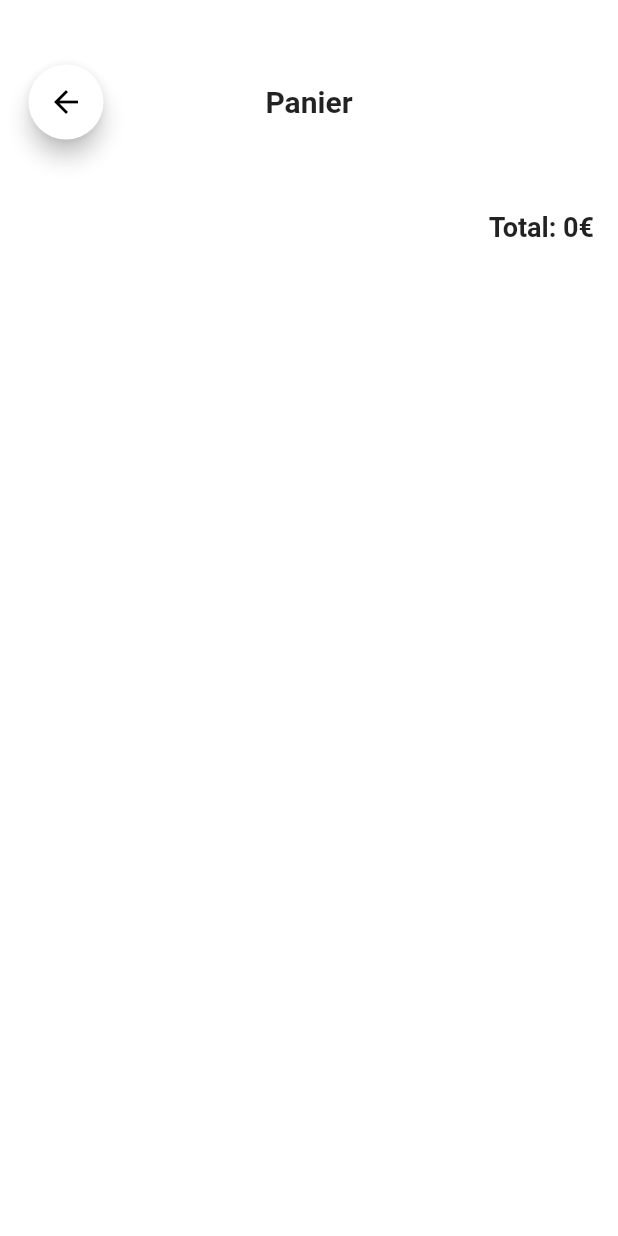
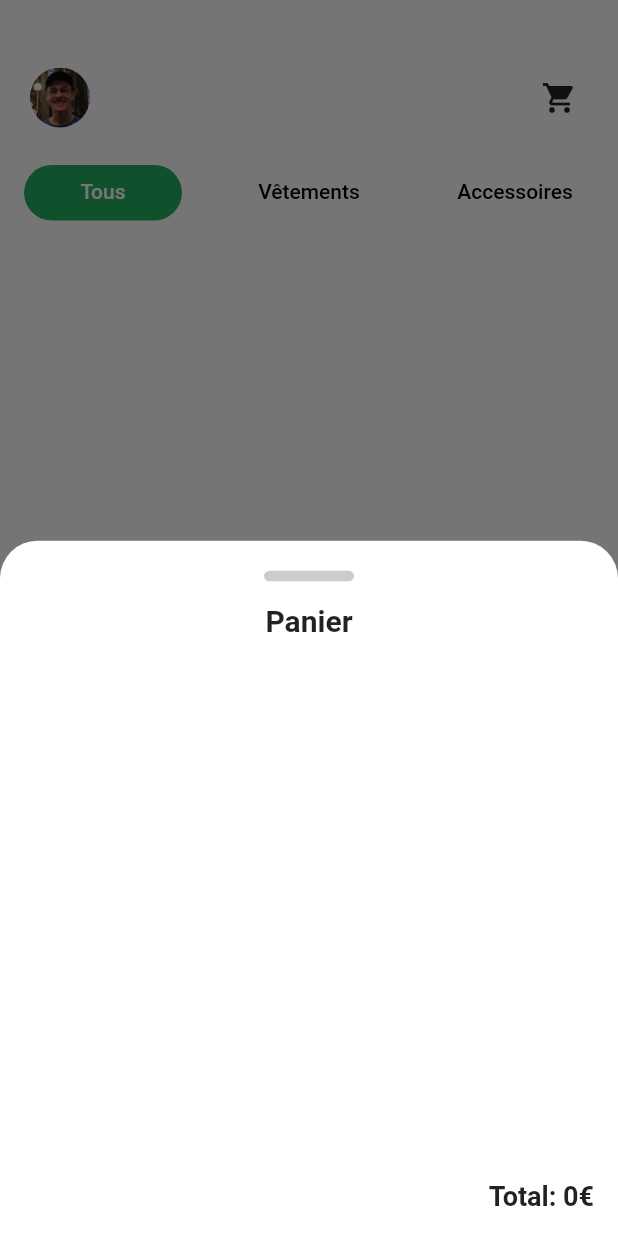
Before and after one commit to SachaBydon/tp2_dev_mobile, a Flutter app: the Home screen opened by its route, after a tap on the "shopping cart" icon, on a phone screen of 412 x 824 dp. Run offline on Flutter 3.47's test engine with Material 2 defaults, Android fonts, the phone set to English and light mode, and no system bars; our stand-ins replace cloud_firestore, firebase_auth, firebase_core, get_it, rxdart, shared_preferences; accounts and stored records are empty.

Commit message:
move basket into a modal

```diff
--- a/lib/main.dart
+++ b/lib/main.dart
@@ -51,6 +51,9 @@ class _MyAppState extends State<MyApp> {
               title: 'Vinted',
               initialRoute: (snapshot.data ?? false) ? '/home' : '/login',
               theme: ThemeData(
+                bottomSheetTheme: BottomSheetThemeData(
+                    backgroundColor: Colors.black.withOpacity(0)),
+                canvasColor: Colors.transparent,
                 colorScheme: const ColorScheme.light(
                   primary: Color(0xff26AE60),
                   secondary: Color(0xff26AE60),
--- a/lib/screens/basket.dart
+++ b/lib/screens/basket.dart
@@ -18,30 +18,40 @@ class _BasketState extends State<Basket> {
   @override
   Widget build(BuildContext context) {
     return Scaffold(
-        backgroundColor: Colors.white,
-        body: Column(
-          crossAxisAlignment: CrossAxisAlignment.start,
-          children: <Widget>[const TopBar('Panier'), renderedList()],
-        ));
-  }
-
-  Widget renderedList() {
-    var totalHeight = 50;
-    var listHeight = MediaQuery.of(context).size.height - 56 - 80 - totalHeight;
-
-    return StreamBuilder(
+        body: Container(
+            decoration: const BoxDecoration(
+                color: Colors.white,
+                borderRadius: BorderRadius.only(
+                    topLeft: Radius.circular(25),
+                    topRight: Radius.circular(25))),
+            child: StreamBuilder(
                 stream: appState.streamUser,
                 builder: (context, AsyncSnapshot<User?> userSnapshot) {
                   String userId = userSnapshot.data?.uid ?? '';
-          print('userId: ' + userId);
                   return FutureBuilder(
                       future: getBasketItems(userId),
                       builder: (context, AsyncSnapshot<List<Clothe>> snapshot) {
                         if (snapshot.connectionState == ConnectionState.done) {
                           if (snapshot.hasData) {
-                    return Wrap(children: [
+                            return Column(children: [
                               Container(
-                        constraints: BoxConstraints(maxHeight: listHeight),
+                                  margin: const EdgeInsets.only(
+                                      top: 20, bottom: 15),
+                                  height: 7,
+                                  width: 60,
+                                  decoration: BoxDecoration(
+                                      color: Colors.black.withOpacity(.2),
+                                      borderRadius: BorderRadius.all(
+                                        Radius.circular(25),
+                                      ))),
+                              Container(
+                                child: const Center(
+                                    child: Text('Panier',
+                                        style: TextStyle(
+                                            fontSize: 20,
+                                            fontWeight: FontWeight.bold))),
+                              ),
+                              Expanded(
                                 child: ListView.builder(
                                     shrinkWrap: true,
                                     itemCount: snapshot.data!.length,
@@ -49,9 +59,10 @@ class _BasketState extends State<Basket> {
                                     itemBuilder: (BuildContext context, int i) {
                                       var clothe = snapshot.data![i];
                                       return Container(
-                                margin: const EdgeInsets.only(bottom: 10),
-                                padding:
-                                    const EdgeInsets.only(top: 10, bottom: 10),
+                                        margin:
+                                            const EdgeInsets.only(bottom: 10),
+                                        padding: const EdgeInsets.only(
+                                            top: 10, bottom: 10),
                                         child: Row(
                                             mainAxisAlignment:
                                                 MainAxisAlignment.spaceBetween,
@@ -59,31 +70,41 @@ class _BasketState extends State<Basket> {
                                               Row(
                                                 children: [
                                                   Container(
-                                              margin: const EdgeInsets.only(
+                                                      margin:
+                                                          const EdgeInsets.only(
                                                               right: 10),
                                                       child: Center(
                                                           child: ClipRRect(
                                                               borderRadius:
-                                                          BorderRadius.circular(
+                                                                  BorderRadius
+                                                                      .circular(
                                                                           10),
-                                                      child: Image.network(
-                                                        snapshot.data![i].image,
+                                                              child:
+                                                                  Image.network(
+                                                                snapshot
+                                                                    .data![i]
+                                                                    .image,
                                                                 height: 50,
                                                                 width: 50,
-                                                        fit: BoxFit.cover,
+                                                                fit: BoxFit
+                                                                    .cover,
                                                               )))),
                                                   SizedBox(
-                                              height: totalHeight.toDouble(),
                                                       child: Column(
                                                     crossAxisAlignment:
-                                                    CrossAxisAlignment.start,
+                                                        CrossAxisAlignment
+                                                            .start,
                                                     mainAxisAlignment:
                                                         MainAxisAlignment
                                                             .spaceBetween,
                                                     children: [
-                                                  Text(snapshot.data![i].title,
-                                                      style: const TextStyle(
-                                                          fontSize: 20)),
+                                                      Text(
+                                                          snapshot
+                                                              .data![i].title,
+                                                          style:
+                                                              const TextStyle(
+                                                                  fontSize:
+                                                                      20)),
                                                       Text(
                                                           'Taille: ${snapshot.data![i].size}'),
                                                     ],
@@ -99,11 +120,14 @@ class _BasketState extends State<Basket> {
                                                           style: const TextStyle(
                                                               fontSize: 18,
                                                               fontWeight:
-                                                          FontWeight.bold)),
+                                                                  FontWeight
+                                                                      .bold)),
                                                       IconButton(
-                                                  icon: Icon(Icons.delete),
+                                                          icon: Icon(
+                                                              Icons.delete),
                                                           onPressed: () {
-                                                    delete(userId, clothe);
+                                                            delete(
+                                                                userId, clothe);
                                                           })
                                                     ],
                                                   ))
@@ -114,9 +138,11 @@ class _BasketState extends State<Basket> {
                               Container(
                                 padding: const EdgeInsets.all(16),
                                 alignment: Alignment.centerRight,
-                        child: Text('Total: ${getTotalPrice(snapshot.data!)}€',
+                                child: Text(
+                                    'Total: ${getTotalPrice(snapshot.data!)}€',
                                     style: const TextStyle(
-                                fontSize: 18, fontWeight: FontWeight.bold)),
+                                        fontSize: 18,
+                                        fontWeight: FontWeight.bold)),
                               )
                             ]);
                           } else {
@@ -125,13 +151,12 @@ class _BasketState extends State<Basket> {
                                     'Vous n\'avez pas d\'articles dans votre panier'));
                           }
                         } else {
-                  return const Expanded(
-                      child: Center(
+                          return const Center(
                             child: CircularProgressIndicator(),
-                  ));
+                          );
                         }
                       });
-        });
+                })));
   }
 
   //Get clothes data from firebase
--- a/lib/screens/home.dart
+++ b/lib/screens/home.dart
@@ -120,12 +120,12 @@ class BasketButton extends StatelessWidget {
           int cartCount = snapshot.data ?? 0;
           return IconButton(
               onPressed: () {
-                Navigator.push(
-                  context,
-                  MaterialPageRoute(
-                    builder: (context) => const Basket(),
-                  ),
-                );
+                showModalBottomSheet(
+                    backgroundColor: Colors.transparent,
+                    context: context,
+                    builder: (context) {
+                      return const Basket();
+                    });
               },
               splashRadius: 25,
               icon: cartCount > 0
```
Lines whose indentation alone changed are shown as unchanged.
